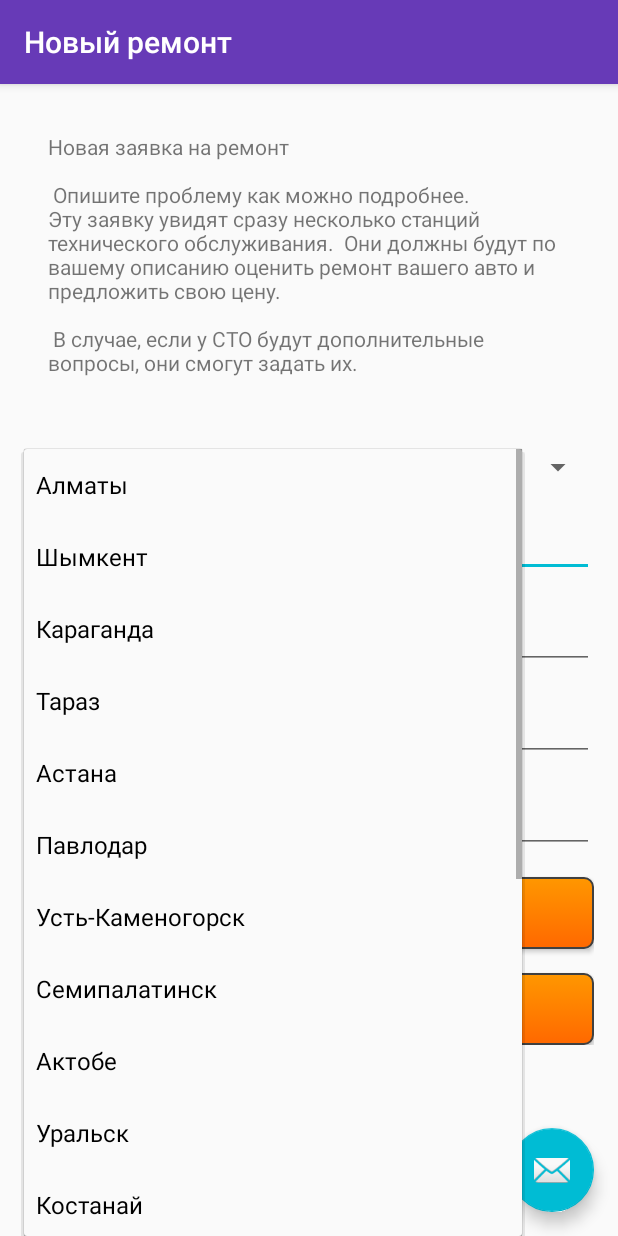
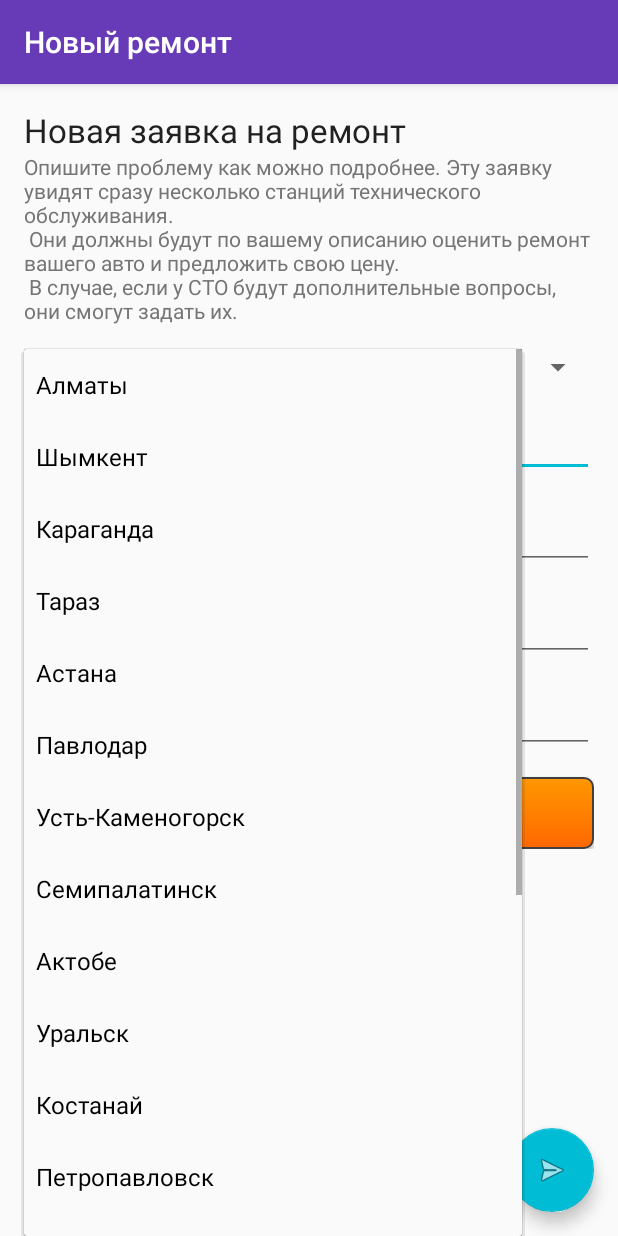
Before and after one commit to timurbakibayev/uFix, an Android app: the AddNewActivity screen opened directly, with no data from a screen before it, after a tap on "Алматы", on a phone screen of 412 x 824 dp. Run offline under Robolectric (Android 15) with nearby library versions, the phone set to English and light mode, and no system bars; our stand-ins replace Firebase (no records; nobody signed in at launch, a user with empty details on screens opened directly).

```diff
--- a/app/src/main/AndroidManifest.xml
+++ b/app/src/main/AndroidManifest.xml
@@ -34,7 +34,7 @@
             android:label="@string/title_activity_menu"
             android:theme="@style/AppTheme.NoTitle" />
         <activity
-            android:name=".AddNew"
+            android:name=".AddNewActivity"
             android:label="@string/title_activity_add_new"
             android:theme="@style/AppTheme.NoTitle" />
         <activity
--- a/app/src/main/java/kz/sagrad/ufix/AddNew.java
+++ b/app/src/main/java/kz/sagrad/ufix/AddNewActivity.java
@@ -24,7 +24,7 @@ import android.widget.Toast;
 
 import java.io.File;
 
-public class AddNew extends AppCompatActivity {
+public class AddNewActivity extends AppCompatActivity {
     OrderItem newOrderItem = new OrderItem();
 
 
@@ -131,7 +131,7 @@ public class AddNew extends AppCompatActivity {
         String description = ((EditText)findViewById(R.id.form_description)).getText().toString();
         String phone = ((EditText)findViewById(R.id.form_phone)).getText().toString();
         if (phone.trim().equals("")) {
-            Toast.makeText(AddNew.this, "Пожалуйста, введите номер телефона", Toast.LENGTH_SHORT).show();
+            Toast.makeText(AddNewActivity.this, "Пожалуйста, введите номер телефона", Toast.LENGTH_SHORT).show();
             return;
         }
         String city = ((Spinner)findViewById(R.id.form_city)).getSelectedItem().toString();
--- a/app/src/main/java/kz/sagrad/ufix/OrdersActivity.java
+++ b/app/src/main/java/kz/sagrad/ufix/OrdersActivity.java
@@ -32,7 +32,7 @@ public class OrdersActivity extends AppCompatActivity {
         fab.setOnClickListener(new View.OnClickListener() {
             @Override
             public void onClick(View view) {
-                Intent addNew = new Intent(thisActivity,AddNew.class);
+                Intent addNew = new Intent(thisActivity,AddNewActivity.class);
                 thisActivity.startActivity(addNew);
             }
         });
--- a/app/src/main/res/layout/activity_add_new.xml
+++ b/app/src/main/res/layout/activity_add_new.xml
@@ -5,7 +5,7 @@
     android:layout_width="match_parent"
     android:layout_height="match_parent"
     android:fitsSystemWindows="true"
-    tools:context="kz.sagrad.ufix.AddNew">
+    tools:context="kz.sagrad.ufix.AddNewActivity">
 
     <android.support.design.widget.AppBarLayout
         android:layout_width="match_parent"
@@ -29,6 +29,6 @@
         android:layout_height="wrap_content"
         android:layout_gravity="bottom|end"
         android:layout_margin="@dimen/fab_margin"
-        android:src="@android:drawable/ic_dialog_email" />
+        android:src="@android:drawable/ic_menu_send" />
 
 </android.support.design.widget.CoordinatorLayout>
--- a/app/src/main/res/layout/content_add_new.xml
+++ b/app/src/main/res/layout/content_add_new.xml
@@ -9,22 +9,37 @@
     android:paddingRight="@dimen/activity_horizontal_margin"
     android:paddingTop="@dimen/activity_vertical_margin"
     app:layout_behavior="@string/appbar_scrolling_view_behavior"
-    tools:context="kz.sagrad.ufix.AddNew"
+    tools:context="kz.sagrad.ufix.AddNewActivity"
     tools:showIn="@layout/activity_add_new">
 
     <ScrollView
         android:layout_width="match_parent"
         android:layout_height="match_parent">
+
         <LinearLayout
             android:layout_width="match_parent"
             android:layout_height="wrap_content"
             android:orientation="vertical">
+            <TextView
+                android:textAppearance="?android:attr/textAppearanceLarge"
+                android:textColor="@color/colorPrimaryText"
+                android:text="@string/new_request"
+                android:layout_width="match_parent"
+                android:layout_height="wrap_content" />
 
             <TextView
-            android:layout_width="wrap_content"
-            android:layout_height="wrap_content"
-            android:layout_margin="16dp"
-            android:text="@string/large_text" />
+                android:textAlignment="inherit"
+                android:text="@string/description_of_problem"
+                android:textAppearance="?android:attr/textAppearanceSmall"
+                android:textColor="@color/colorSecondaryText"
+                android:layout_width="match_parent"
+                android:layout_height="wrap_content" />
+
+            <!--<TextView-->
+                <!--android:layout_width="wrap_content"-->
+                <!--android:layout_height="wrap_content"-->
+                <!--android:layout_margin="16dp"-->
+                <!--android:text="@string/large_text" />-->
 
             <Spinner
                 android:id="@+id/form_city"
@@ -32,63 +47,62 @@
                 android:layout_height="wrap_content"
                 android:layout_marginTop="16dp"
                 android:drawableLeft="@drawable/ic_map_black_24dp"
-            android:singleLine="true"
                 android:entries="@array/cities_array"
                 android:hint="Город"
-            />
+                android:singleLine="true" />
 
             <EditText
                 android:id="@+id/form_auto"
                 android:layout_width="fill_parent"
                 android:layout_height="wrap_content"
                 android:layout_marginTop="16dp"
-            android:singleLine="true"
                 android:drawableLeft="@drawable/ic_directions_car_black_24dp"
                 android:drawableTint="#FF4081"
                 android:hint="Марка Авто"
-            />
+                android:paddingLeft="8dp"
+                android:singleLine="true" />
 
             <EditText
                 android:id="@+id/form_year"
                 android:layout_width="fill_parent"
                 android:layout_height="wrap_content"
                 android:layout_marginTop="16dp"
-            android:singleLine="true"
                 android:drawableLeft="@drawable/ic_insert_invitation_black_24dp"
                 android:drawableTint="#FF4081"
                 android:hint="Год выпуска"
                 android:inputType="number"
-            />
+                android:paddingLeft="8dp"
+                android:singleLine="true" />
 
             <EditText
                 android:id="@+id/form_phone"
                 android:layout_width="fill_parent"
                 android:layout_height="wrap_content"
                 android:layout_marginTop="16dp"
-            android:singleLine="true"
                 android:drawableLeft="@drawable/ic_call_black_24dp"
                 android:drawableTint="#FF4081"
                 android:hint="Телефон для связи"
                 android:inputType="phone"
-            />
+                android:paddingLeft="8dp"
+                android:singleLine="true" />
 
             <EditText
                 android:id="@+id/form_description"
                 android:layout_width="fill_parent"
                 android:layout_height="wrap_content"
                 android:layout_marginTop="16dp"
-            android:singleLine="true"
                 android:drawableLeft="@drawable/ic_chat_bubble_outline_black_24dp"
                 android:drawableTint="#FF4081"
                 android:hint="Описание проблемы"
                 android:inputType="textMultiLine"
-            />
+                android:paddingLeft="8dp"
+                android:singleLine="true" />
 
             <LinearLayout
-            android:orientation="vertical"
+                android:id="@+id/photos_ll"
                 android:layout_width="match_parent"
                 android:layout_height="wrap_content"
-            android:id="@+id/photos_ll">
+                android:orientation="vertical">
 
             </LinearLayout>
 
@@ -97,25 +111,25 @@
                 android:layout_width="fill_parent"
                 android:layout_height="wrap_content"
                 android:layout_marginTop="16dp"
-            android:singleLine="true"
                 android:background="@drawable/round_button"
                 android:drawableLeft="@drawable/ic_camera_alt_black_24dp"
                 android:drawableTint="#FF4081"
                 android:hint="Добавить фото"
-            android:text="Добавить фото"
-            />
+                android:paddingLeft="8dp"
+                android:singleLine="true"
+                android:text="Добавить фото" />
 
             <Button
                 android:id="@+id/form_submit"
                 android:layout_width="fill_parent"
                 android:layout_height="wrap_content"
                 android:layout_marginTop="16dp"
-            android:singleLine="true"
                 android:background="@drawable/round_button"
                 android:drawableLeft="@android:drawable/ic_menu_send"
                 android:drawableTint="#FF4081"
+                android:singleLine="true"
                 android:text="Отправить"
-            />
+                android:visibility="gone" />
 
 
         </LinearLayout>
--- a/app/src/main/res/values/colors.xml
+++ b/app/src/main/res/values/colors.xml
@@ -11,6 +11,7 @@
     <color name="white">#FFF</color>
     <color name="black">#000</color>
     <color name="green">#090</color>
+    <color name="lightSecondary">#66979797</color>
 </resources>
 
 
--- a/app/src/main/res/values/strings.xml
+++ b/app/src/main/res/values/strings.xml
@@ -11,6 +11,11 @@
         "Они должны будут по вашему описанию оценить ремонт вашего авто и предложить свою цену.\n\n"
         "В случае, если у СТО будут дополнительные вопросы, они смогут задать их.\n"
     </string>
+    <string name="new_request">Новая заявка на ремонт</string>
+    <string name="description_of_problem"> Опишите проблему как можно подробнее. Эту заявку увидят сразу несколько станций технического обслуживания.\n
+        Они должны будут по вашему описанию оценить ремонт вашего авто и предложить свою цену.\n
+    В случае, если у СТО будут дополнительные вопросы, они смогут задать их.</string>
+
     <string-array name="cities_array">
         <item>Алматы</item>
         <item>Шымкент</item>
```
Also changed, not shown: app/src/main/java/kz/sagrad/ufix/DetailsActivity.java (+33 -14 lines), app/src/main/java/kz/sagrad/ufix/ImageScrollFragmentAdapter.java (added, +40 -0 lines), app/src/main/java/kz/sagrad/ufix/PageFragment.java (added, +57 -0 lines), app/src/main/res/layout/activity_details.xml (+11 -2 lines), app/src/main/res/layout/fragment_page.xml (added, +24 -0 lines). Lines whose indentation alone changed are shown as unchanged.
